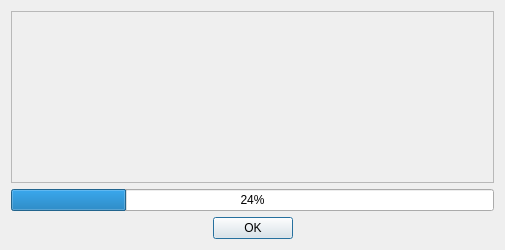
Old version of the form src/qt/forms/resultsdialog.ui in the repository GeorgeRDG/litecoinz.
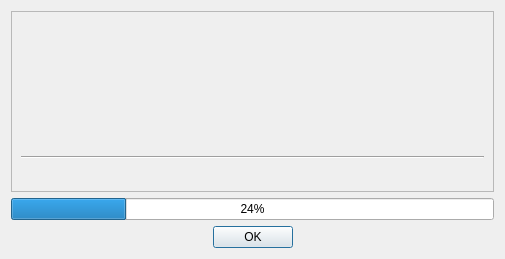
New version of the form.

```diff
--- a/src/qt/forms/resultsdialog.ui
+++ b/src/qt/forms/resultsdialog.ui
@@ -7,7 +7,7 @@
     <x>0</x>
     <y>0</y>
     <width>505</width>
-    <height>250</height>
+    <height>259</height>
    </rect>
   </property>
   <property name="windowTitle">
@@ -67,6 +67,13 @@
           </property>
          </widget>
         </item>
+        <item>
+         <widget class="Line" name="line">
+          <property name="orientation">
+           <enum>Qt::Horizontal</enum>
+          </property>
+         </widget>
+        </item>
         <item>
          <widget class="QLabel" name="labelResult">
           <property name="font">
```
